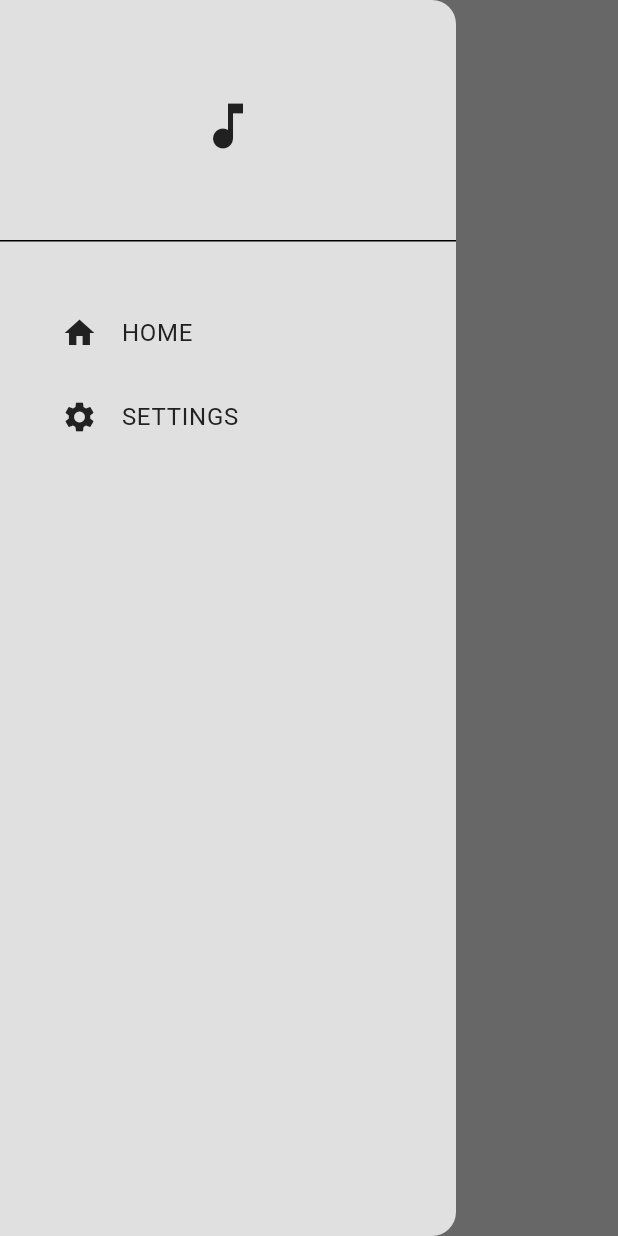
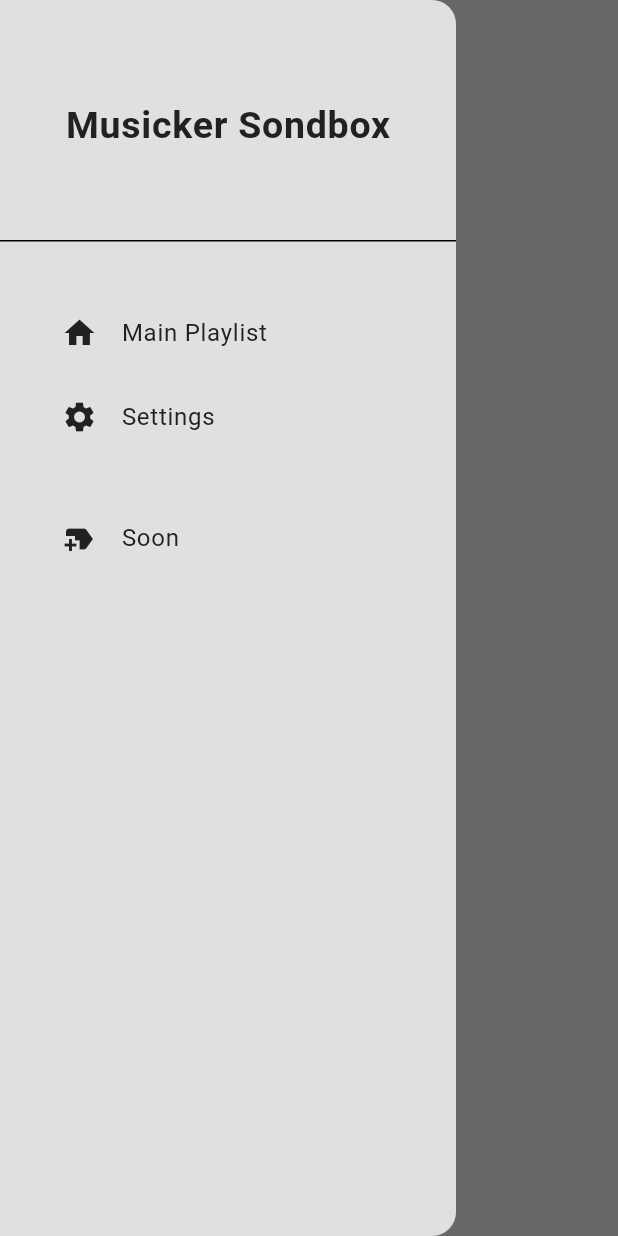
Before and after one commit to crhaxx/flutter_music_app, a Flutter app: the screen it shows after launch, with the side drawer open, on a phone screen of 412 x 824 dp. Run offline on Flutter 3.47's test engine with Material 3 defaults, Android fonts, the phone set to English and light mode, and no system bars; our stand-ins replace audioplayers.

Commit message:
production version 1

```diff
--- a/lib/components/my_drawer.dart
+++ b/lib/components/my_drawer.dart
@@ -13,10 +13,17 @@ class MyDrawer extends StatelessWidget {
           //Note: logo
           DrawerHeader(
             child: Center(
-              child: Icon(
+              /* child: Icon(
                 Icons.music_note,
                 size: 40,
                 color: Theme.of(context).colorScheme.inversePrimary,
+              ), */
+              child: Text(
+                "Musicker Sondbox",
+                style: TextStyle(
+                    color: Theme.of(context).colorScheme.inversePrimary,
+                    fontSize: 25,
+                    fontWeight: FontWeight.bold),
               ),
             ),
           ),
@@ -26,7 +33,7 @@ class MyDrawer extends StatelessWidget {
             padding: const EdgeInsets.only(left: 25.0, top: 25.0),
             child: ListTile(
               title: Text(
-                "HOME",
+                "Main Playlist",
                 style: TextStyle(
                     color: Theme.of(context).colorScheme.inversePrimary),
               ),
@@ -43,7 +50,7 @@ class MyDrawer extends StatelessWidget {
             padding: const EdgeInsets.only(left: 25.0, top: 0),
             child: ListTile(
               title: Text(
-                "SETTINGS",
+                "Settings",
                 style: TextStyle(
                     color: Theme.of(context).colorScheme.inversePrimary),
               ),
@@ -60,7 +67,24 @@ class MyDrawer extends StatelessWidget {
                     MaterialPageRoute(builder: (context) => SettingsPage()));
               },
             ),
-          )
+          ),
+
+          //Note: home title
+          Padding(
+            padding: const EdgeInsets.only(left: 25.0, top: 25.0),
+            child: ListTile(
+              title: Text(
+                "Soon",
+                style: TextStyle(
+                    color: Theme.of(context).colorScheme.inversePrimary),
+              ),
+              leading: Icon(
+                Icons.new_label,
+                color: Theme.of(context).colorScheme.inversePrimary,
+              ),
+              onTap: () => Navigator.pop(context),
+            ),
+          ),
         ],
       ),
     );
--- a/lib/components/neu_box.dart
+++ b/lib/components/neu_box.dart
@@ -14,7 +14,9 @@ class NeuBox extends StatelessWidget {
 
     return Container(
       decoration: BoxDecoration(
-        color: Theme.of(context).colorScheme.background,
+        color: isDarkMode
+            ? Colors.grey.shade800
+            : Theme.of(context).colorScheme.background,
         borderRadius: BorderRadius.circular(12),
         boxShadow: [
           //Note: darker shadow on bottom right
--- a/lib/models/playlist_provider.dart
+++ b/lib/models/playlist_provider.dart
@@ -6,26 +6,34 @@ class PlaylistProvider extends ChangeNotifier {
   final List<Song> _playlist = [
     //Note: song 1
     Song(
-      songName: "Outside",
-      artistName: "Calvin Harris",
-      albumArtImagePath: "assets/images/DarkGraveLogo.png",
-      audioPath: "./audio/outside.mp3",
+      songName: "1000 Blunts",
+      artistName: '\$uicideboy\$',
+      albumArtImagePath: "assets/images/1000BLUNTS.jpg",
+      audioPath: "./audio/1000BLUNTS.mp3",
     ),
 
     //Note: song 2
     Song(
-      songName: "Outside",
-      artistName: "Calvin Harris",
-      albumArtImagePath: "assets/images/DarkGraveLogo.png",
-      audioPath: "./audio/outside.mp3",
+      songName: "Addicted To You",
+      artistName: 'Picture This',
+      albumArtImagePath: "assets/images/AddictedToYou.jpg",
+      audioPath: "./audio/AddictedToYou.mp3",
     ),
 
     //Note: song 3
     Song(
-      songName: "Outside",
-      artistName: "Calvin Harris",
-      albumArtImagePath: "assets/images/DarkGraveLogo.png",
-      audioPath: "./audio/outside.mp3",
+      songName: "Ai se eu te pego",
+      artistName: 'Michel Teló',
+      albumArtImagePath: "assets/images/Aiseeutepego.jpg",
+      audioPath: "./audio/AiSeEuTePego.mp3",
+    ),
+
+    //Note: song 4
+    Song(
+      songName: "Casanova",
+      artistName: 'Soolking and Gazo song',
+      albumArtImagePath: "assets/images/Casanova.png",
+      audioPath: "./audio/Casanova.mp3",
     ),
   ];
 
--- a/lib/pages/home_page.dart
+++ b/lib/pages/home_page.dart
@@ -59,7 +59,7 @@ class _HomePageState extends State<HomePage> {
           },
         ),
         title: Text(
-          "PLAYLIST",
+          "Main Playlist",
           style: TextStyle(color: Theme.of(context).colorScheme.inversePrimary),
         ),
         backgroundColor: Theme.of(context).colorScheme.background,
--- a/lib/pages/song_page.dart
+++ b/lib/pages/song_page.dart
@@ -104,10 +104,10 @@ class SongPage extends StatelessWidget {
                             ),
 
                             //Note: heart icon
-                            const Icon(
+                            /* const Icon(
                               Icons.favorite,
                               color: Colors.red,
-                            ),
+                            ), */
                           ],
                         ),
                       )
--- a/pubspec.yaml
+++ b/pubspec.yaml
@@ -16,7 +16,7 @@
 # https://developer.apple.com/library/archive/documentation/General/Reference/InfoPlistKeyReference/Articles/CoreFoundationKeys.html
 # In Windows, build-name is used as the major, minor, and patch parts
 # of the product and file versions while build-number is used as the build suffix.
-version: 1.0.0+1
+version: 1.0.3+5
 
 environment:
   sdk: ^3.6.0
```
Also changed, not shown: assets/images/1000BLUNTS.jpg (added), assets/images/AddictedToYou.jpg (added), assets/images/Aiseeutepego.jpg (added), assets/images/Casanova.png (added), 7 other files.
